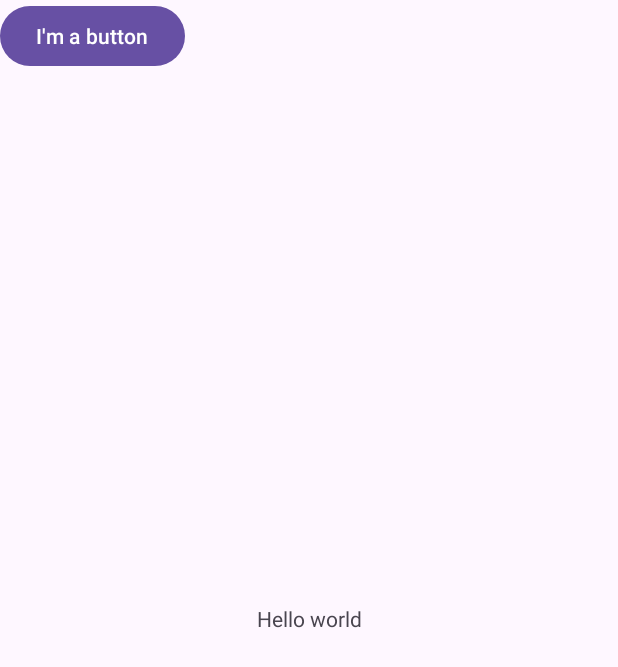
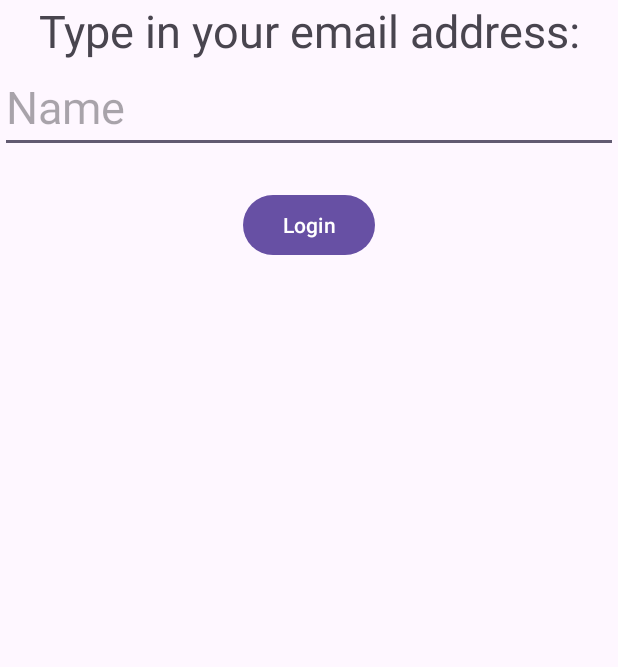
Before and after one commit to etorunski/InClassExamples_F23, an Android app: the screen it shows after launch (MainActivity), on a phone screen of 412 x 824 dp. Shown: the top 667 px of the screen. Run offline under Robolectric (Android 15) with nearby library versions, the phone set to English and light mode, and no system bars.

```diff
--- a/app/build.gradle.kts
+++ b/app/build.gradle.kts
@@ -6,9 +6,12 @@ android {
     namespace = "algonquin.cst2335.inclassexamples_f23"
     compileSdk = 33
 
+    buildFeatures{
+        viewBinding=true
+    }
     defaultConfig {
         applicationId = "algonquin.cst2335.inclassexamples_f23"
-        minSdk = 22
+        minSdk = 23
         targetSdk = 33
         versionCode = 1
         versionName = "1.0"
--- a/app/src/main/AndroidManifest.xml
+++ b/app/src/main/AndroidManifest.xml
@@ -1,6 +1,9 @@
 <?xml version="1.0" encoding="utf-8"?>
 <manifest xmlns:android="http://schemas.android.com/apk/res/android"
     xmlns:tools="http://schemas.android.com/tools">
+
+    <uses-permission android:name="android.permission.CAMERA" />
+    <uses-feature android:name="android.hardware.camera" android:required="true"/>
 
     <application
         android:allowBackup="true"
@@ -13,6 +16,9 @@
         android:theme="@style/Theme.InClassExamples_F23"
         tools:targetApi="31">
         <activity
+            android:name=".SecondActivity"
+            android:exported="false" />
+        <activity
             android:name=".MainActivity"
             android:exported="true">
             <intent-filter>
--- a/app/src/main/java/algonquin/cst2335/inclassexamples_f23/MainActivity.java
+++ b/app/src/main/java/algonquin/cst2335/inclassexamples_f23/MainActivity.java
@@ -1,8 +1,16 @@
 package algonquin.cst2335.inclassexamples_f23;
 
 import androidx.appcompat.app.AppCompatActivity;
+import androidx.core.content.ContextCompat;
 
+import android.content.Intent;
+import android.content.pm.PackageManager;
+import android.net.Uri;
 import android.os.Bundle;
+import android.provider.MediaStore;
+import android.util.Log;
+
+import algonquin.cst2335.inclassexamples_f23.databinding.ActivityMainBinding;
 
 
 public class MainActivity extends AppCompatActivity {
@@ -13,7 +21,62 @@ public class MainActivity extends AppCompatActivity {
     protected void onCreate(Bundle savedInstanceState) {
         super.onCreate(savedInstanceState);
 
+        ActivityMainBinding binding = ActivityMainBinding.inflate(getLayoutInflater());
         //this is the only function call, loads stuff onto screen
-        setContentView(R.layout.activity_main);
+        setContentView(binding.getRoot());
+
+        binding.loginButton.setOnClickListener( click->{
+            //do this when clicked:
+           Intent newPage = new Intent(MainActivity.this, SecondActivity.class);
+
+           newPage.putExtra("LoginName", binding.emailField.getText().toString());
+           newPage.putExtra("Age", 34.567);
+
+           startActivity(newPage);
+            /*        Intent cameraIntent = new Intent(MediaStore.ACTION_IMAGE_CAPTURE);
+
+            if (ContextCompat.checkSelfPermission(this, android.Manifest.permission.CAMERA)
+                    == PackageManager.PERMISSION_GRANTED) {
+                startActivity(cameraIntent);//this will go to a new page
+            }
+            else {
+                requestPermissions( new String[] {android.Manifest.permission.CAMERA}, 0);
+            }
+
+             */
+        } );
+    }
+
+
+    @Override //app is visible
+    protected void onStart() {
+        super.onStart();
+        Log.i("MainActivity", "HIt onStart");
+    }
+
+    @Override  // app now responds to clicks
+    protected void onResume() {
+        super.onResume();
+
+        Log.e("MainActivity", "HIt onResume");
+    }
+
+    @Override //opposite to onResume, no longer getting clicks
+    protected void onPause() {
+        super.onPause();
+
+        Log.e("MainActivity", "HIt onPause");
+    }
+    @Override//no longer visible
+    protected void onStop() {
+        super.onStop();
+
+        Log.e("MainActivity", "HIt onStop");
+    }
+
+
+    @Override //been garbage collected
+    protected void onDestroy() {
+        super.onDestroy();
     }
 }
--- a/app/src/main/res/layout/activity_main.xml
+++ b/app/src/main/res/layout/activity_main.xml
@@ -12,17 +12,35 @@
     <!-- 2 - values-es -->
     <!-- 3 - values -->
     <TextView
+        android:id="@+id/textView"
         android:layout_width="wrap_content"
         android:layout_height="wrap_content"
-        android:text="@string/hello"
-        app:layout_constraintBottom_toBottomOf="parent"
+        android:text="Type in your email address:"
+        android:textSize="30dp"
         app:layout_constraintEnd_toEndOf="parent"
         app:layout_constraintStart_toStartOf="parent"
         app:layout_constraintTop_toTopOf="parent" />
 
-   <Button android:layout_width="wrap_content"
-       android:layout_height="wrap_content"
-       android:text="@string/button_text"
-       />
+    <Button
+        android:id="@+id/loginButton"
+        android:layout_width="wrap_content"
+        android:layout_height="wrap_content"
+        android:layout_marginTop="24dp"
+        android:text="Login"
+        app:layout_constraintEnd_toEndOf="parent"
+        app:layout_constraintStart_toStartOf="parent"
+        app:layout_constraintTop_toBottomOf="@+id/emailField" />
+
+    <EditText
+        android:id="@+id/emailField"
+        android:layout_width="match_parent"
+        android:layout_height="wrap_content"
+        android:ems="10"
+        android:textSize="30dp"
+        android:inputType="text"
+        android:hint="Name"
+        app:layout_constraintEnd_toEndOf="parent"
+        app:layout_constraintStart_toStartOf="parent"
+        app:layout_constraintTop_toBottomOf="@+id/textView" />
 
 </androidx.constraintlayout.widget.ConstraintLayout>
```
